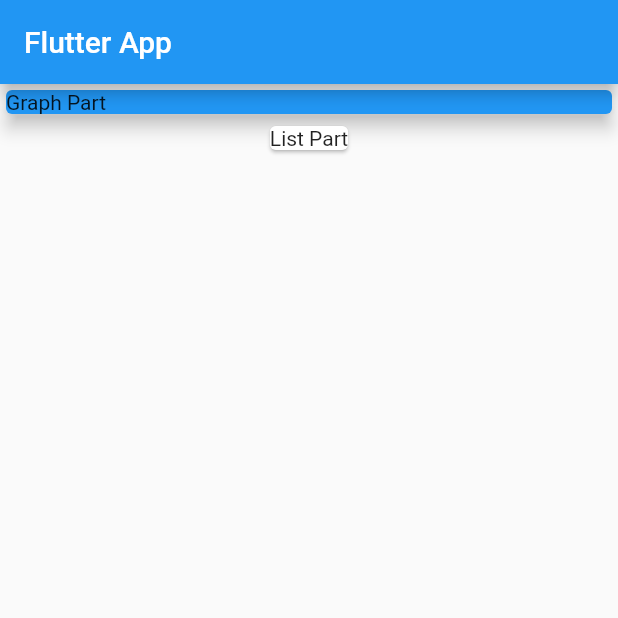
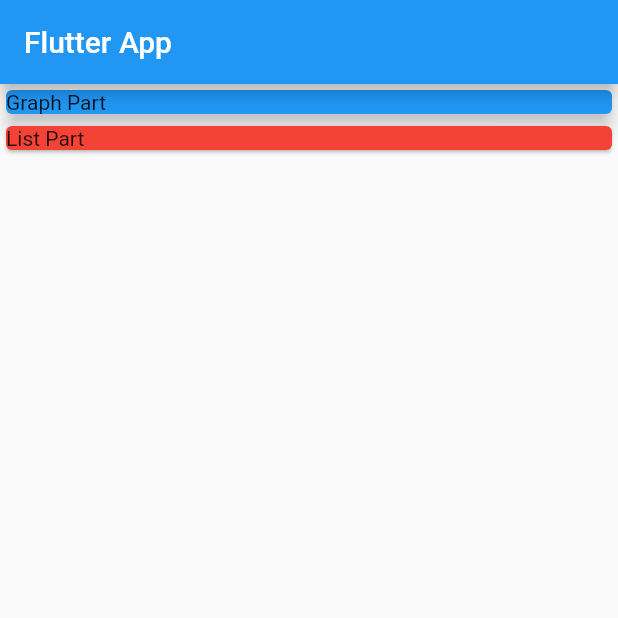
Before and after one commit to dipinkp1993/expenseFinderflutter, a Flutter app: the screen it shows after launch, on a phone screen of 412 x 824 dp, the top half of it. Run offline on Flutter 3.47's test engine with Material 2 defaults, Android fonts, the phone set to English and light mode, and no system bars.

Commit message:
transaction class added,new file transaction.dart created

```diff
--- a/lib/main.dart
+++ b/lib/main.dart
@@ -1,4 +1,5 @@
 import 'package:flutter/material.dart';
+import './transaction.dart';
 
 void main() => runApp(MyApp());
 
@@ -13,6 +14,20 @@ class MyApp extends StatelessWidget {
 }
 
 class MyHomePage extends StatelessWidget {
+  final List<Transaction> transactions = [
+    Transaction(
+      id: 't1',
+      title: "Book Purchase",
+      amount: 30.00,
+      date: DateTime.now(),
+    ),
+    Transaction(
+      id: "t2",
+      title: "Petrol Expense",
+      amount: 100.00,
+      date: DateTime.now(),
+    )
+  ];
   @override
   Widget build(BuildContext context) {
     return Scaffold(
@@ -20,6 +35,8 @@ class MyHomePage extends StatelessWidget {
         title: Text('Flutter App'),
       ),
       body: Column(
+        mainAxisAlignment: MainAxisAlignment.start,
+        crossAxisAlignment: CrossAxisAlignment.stretch,
         children: <Widget>[
           Container(
             width: double.infinity,
@@ -30,6 +47,7 @@ class MyHomePage extends StatelessWidget {
             ),
           ),
           Card(
+            color: Colors.red,
             child: Text("List Part"),
           )
         ],
--- /dev/null
+++ b/lib/transaction.dart
@@ -0,0 +1,13 @@
+import 'package:flutter/foundation.dart';
+
+class Transaction {
+  final String id;
+  final String title;
+  final double amount;
+  final DateTime date;
+  Transaction(
+      {@required this.id,
+      @required this.title,
+      @required this.amount,
+      @required this.date});
+}
```
